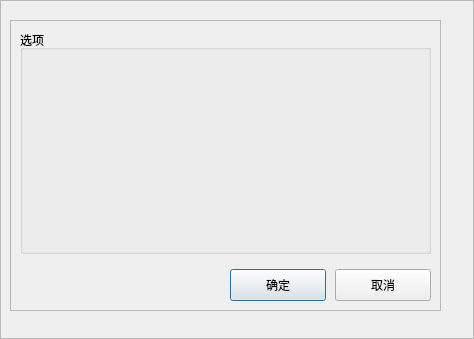
Qt form src/Forms/NewSmartAddressForm.ui (to1dev/tengu) before a commit.
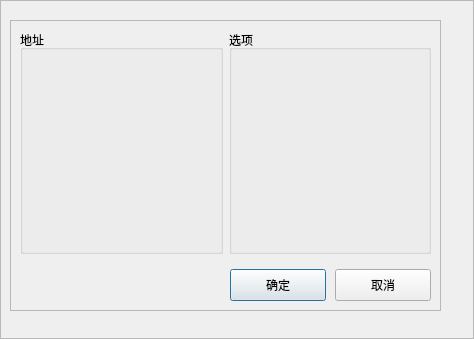
The same form after that commit.

Diff of the .ui file:
```diff
--- a/src/Forms/NewSmartAddressForm.ui
+++ b/src/Forms/NewSmartAddressForm.ui
@@ -50,7 +50,14 @@
                             <item>
                                 <layout class="QHBoxLayout" name="layoutContent">
                                     <item>
-                                        <widget class="QGroupBox" name="groupBox">
+                                        <widget class="QGroupBox" name="groupBoxAddresses">
+                                            <property name="title">
+                                                <string>地址</string>
+                                            </property>
+                                        </widget>
+                                    </item>
+                                    <item>
+                                        <widget class="QGroupBox" name="groupBoxOptions">
                                             <property name="sizePolicy">
                                                 <sizepolicy hsizetype="Preferred"
                                                     vsizetype="Expanding">
```
